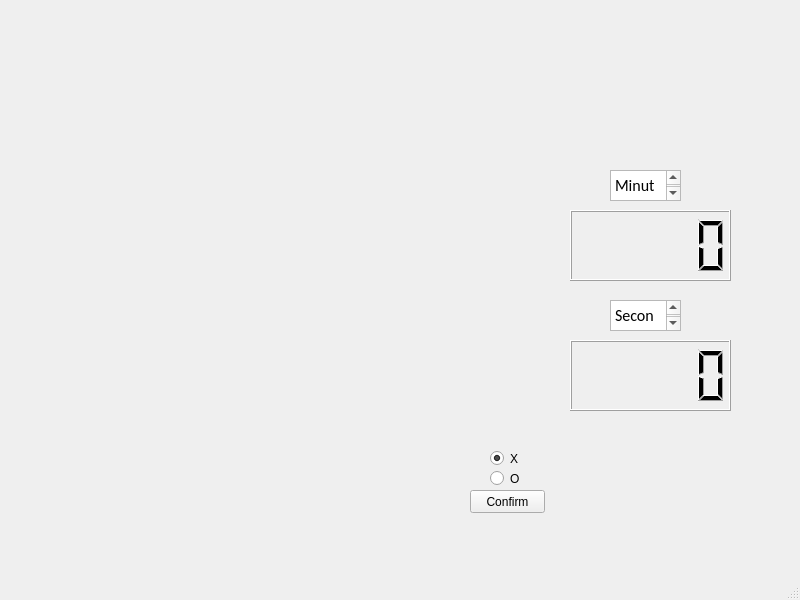
Qt form ejemplogl.ui (DeTodo-exe/Tarea2CGA) before a commit.
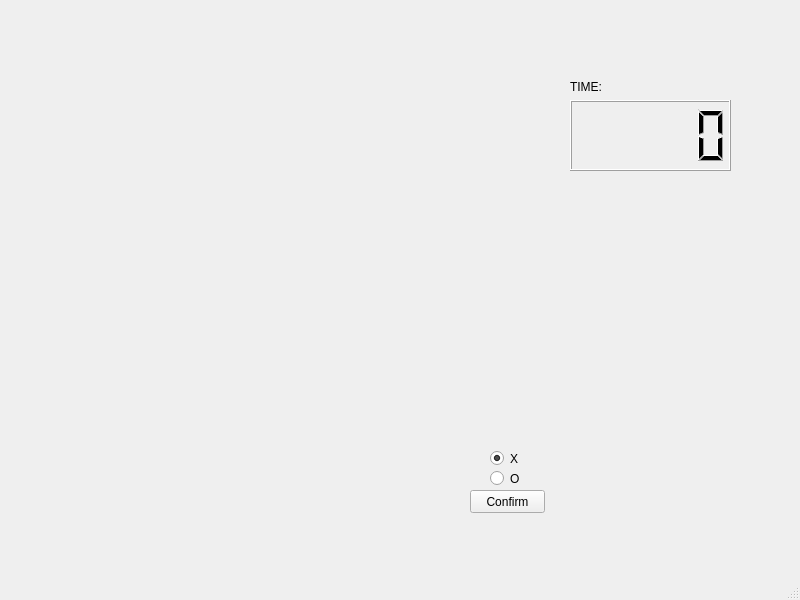
The same form after that commit.

Diff of the .ui file:
```diff
--- a/ejemplogl.ui
+++ b/ejemplogl.ui
@@ -70,64 +70,29 @@
      <string>Confirm</string>
     </property>
    </widget>
-   <widget class="QLCDNumber" name="cronometro_1">
-    <property name="geometry">
-     <rect>
-      <x>570</x>
-      <y>340</y>
-      <width>161</width>
-      <height>71</height>
-     </rect>
-    </property>
-   </widget>
-   <widget class="QPlainTextEdit" name="plainTextEdit">
-    <property name="geometry">
-     <rect>
-      <x>610</x>
-      <y>300</y>
-      <width>71</width>
-      <height>31</height>
-     </rect>
-    </property>
-    <property name="font">
-     <font>
-      <family>Calibri</family>
-      <pointsize>12</pointsize>
-     </font>
-    </property>
-    <property name="plainText">
-     <string>Seconds</string>
-    </property>
-   </widget>
-   <widget class="QPlainTextEdit" name="plainTextEdit_2">
-    <property name="geometry">
-     <rect>
-      <x>610</x>
-      <y>170</y>
-      <width>71</width>
-      <height>31</height>
-     </rect>
-    </property>
-    <property name="font">
-     <font>
-      <family>Calibri</family>
-      <pointsize>12</pointsize>
-     </font>
-    </property>
-    <property name="plainText">
-     <string>Minutes</string>
-    </property>
-   </widget>
    <widget class="QLCDNumber" name="cronometro_2">
     <property name="geometry">
      <rect>
       <x>570</x>
-      <y>210</y>
+      <y>100</y>
       <width>161</width>
       <height>71</height>
      </rect>
     </property>
    </widget>
+   <widget class="QLabel" name="label">
+    <property name="geometry">
+     <rect>
+      <x>570</x>
+      <y>80</y>
+      <width>47</width>
+      <height>13</height>
+     </rect>
+    </property>
+    <property name="text">
+     <string>TIME:</string>
+    </property>
+   </widget>
   </widget>
   <widget class="QMenuBar" name="menubar">
    <property name="geometry">
```
